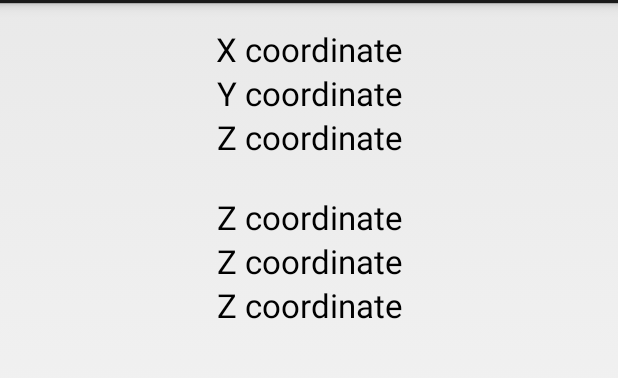
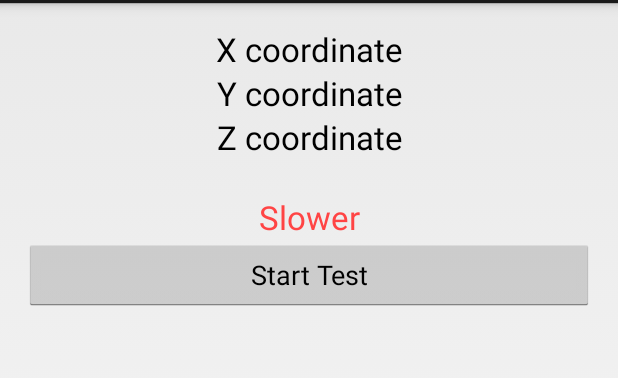
Before and after one commit to vRallev/altimeter, an Android app: the layout activity_initialize.xml on its own in the app's theme, with its tools: preview values and no code run, on a phone screen of 412 x 824 dp, the part 69-447 px from its top. Run offline under Robolectric (Android 15) with nearby library versions, the phone set to English and light mode, and no system bars.

Commit message:
Finish ground plane measurement test

```diff
--- a/Project/App/src/main/res/layout/activity_initialize.xml
+++ b/Project/App/src/main/res/layout/activity_initialize.xml
@@ -4,59 +4,52 @@
         xmlns:tools="http://schemas.android.com/tools"
         android:layout_width="match_parent"
         android:layout_height="match_parent"
+        android:orientation="vertical"
+        android:paddingBottom="@dimen/activity_vertical_margin"
         android:paddingLeft="@dimen/activity_horizontal_margin"
         android:paddingRight="@dimen/activity_horizontal_margin"
-        android:paddingTop="@dimen/activity_vertical_margin"
-        android:orientation="vertical"
-        android:paddingBottom="@dimen/activity_vertical_margin">
+        android:paddingTop="@dimen/activity_vertical_margin">
 
     <TextView
             android:id="@+id/textView_x"
+            android:layout_width="match_parent"
             android:layout_height="wrap_content"
-            android:layout_width="match_parent"
             android:gravity="center_horizontal"
             android:textAppearance="?android:attr/textAppearanceLarge"
             tools:text="X coordinate" />
 
     <TextView
             android:id="@+id/textView_y"
+            android:layout_width="match_parent"
             android:layout_height="wrap_content"
-            android:layout_width="match_parent"
             android:gravity="center_horizontal"
             android:textAppearance="?android:attr/textAppearanceLarge"
             tools:text="Y coordinate" />
 
     <TextView
             android:id="@+id/textView_z"
+            android:layout_width="match_parent"
             android:layout_height="wrap_content"
-            android:layout_width="match_parent"
             android:gravity="center_horizontal"
             android:textAppearance="?android:attr/textAppearanceLarge"
             tools:text="Z coordinate" />
 
     <TextView
-            android:id="@+id/textView_gravity_x"
+            android:id="@+id/textView_slower"
+            android:layout_width="match_parent"
             android:layout_height="wrap_content"
             android:layout_marginTop="24dp"
+            android:gravity="center_horizontal"
+            android:text="@string/slower"
+            android:textAppearance="?android:attr/textAppearanceLarge"
+            android:textColor="@android:color/holo_red_light"
+            android:visibility="invisible"
+            tools:visibility="visible" />
+
+    <Button
+            android:id="@+id/button_start_test"
             android:layout_width="match_parent"
-            android:gravity="center_horizontal"
-            android:textAppearance="?android:attr/textAppearanceLarge"
-            tools:text="Z coordinate" />
-
-    <TextView
-            android:id="@+id/textView_gravity_y"
             android:layout_height="wrap_content"
-            android:layout_width="match_parent"
-            android:gravity="center_horizontal"
-            android:textAppearance="?android:attr/textAppearanceLarge"
-            tools:text="Z coordinate" />
-
-    <TextView
-            android:id="@+id/textView_gravity_z"
-            android:layout_height="wrap_content"
-            android:layout_width="match_parent"
-            android:gravity="center_horizontal"
-            android:textAppearance="?android:attr/textAppearanceLarge"
-            tools:text="Z coordinate" />
+            android:text="@string/start_test" />
 
 </LinearLayout>
--- a/Project/App/src/main/res/values/strings.xml
+++ b/Project/App/src/main/res/values/strings.xml
@@ -25,5 +25,6 @@
     <string name="rotation_x">Rotation X: %f</string>
     <string name="rotation_y">Rotation Y: %f</string>
     <string name="rotation_z">Rotation Z: %f</string>
+    <string name="slower">Slower</string>
 
 </resources>
```
Also changed, not shown: Project/App/src/main/java/net/vrallev/android/altimeter/activity/InitializeActivity.java (+73 -55 lines).
